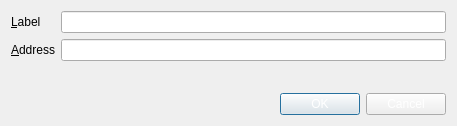
First picture: the form in src/qt/forms/editaddressdialog.ui, repository KrvnoZrnce/MACDCoin, before the edit.
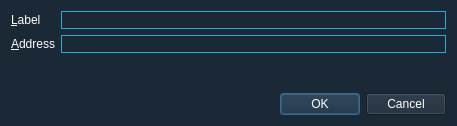
Second picture: the form after the edit.

```diff
--- a/src/qt/forms/editaddressdialog.ui
+++ b/src/qt/forms/editaddressdialog.ui
@@ -14,7 +14,10 @@
    <string>Edit Address</string>
   </property>
   <property name="autoFillBackground">
-   <bool>true</bool>
+   <bool>false</bool>
+  </property>
+  <property name="styleSheet">
+   <string notr="true">background-color:rgb(27, 40, 54);</string>
   </property>
   <property name="locale">
    <locale language="English" country="UnitedStates"/>
@@ -27,6 +30,9 @@
      </property>
      <item row="0" column="0">
       <widget class="QLabel" name="label">
+       <property name="styleSheet">
+        <string notr="true">color:white</string>
+       </property>
        <property name="text">
         <string>&amp;Label</string>
        </property>
@@ -40,10 +46,16 @@
        <property name="toolTip">
         <string>The label associated with this address book entry</string>
        </property>
+       <property name="styleSheet">
+        <string notr="true">border-color:rgb(37, 170, 225); border-width:1px; border-style:solid; color:white;</string>
+       </property>
       </widget>
      </item>
      <item row="1" column="0">
       <widget class="QLabel" name="label_2">
+       <property name="styleSheet">
+        <string notr="true">color:white</string>
+       </property>
        <property name="text">
         <string>&amp;Address</string>
        </property>
@@ -57,6 +69,9 @@
        <property name="toolTip">
         <string>The address associated with this address book entry. This can only be modified for sending addresses.</string>
        </property>
+       <property name="styleSheet">
+        <string notr="true">border-color:rgb(37, 170, 225); border-width:1px; border-style:solid; color:white;</string>
+       </property>
       </widget>
      </item>
     </layout>
```
